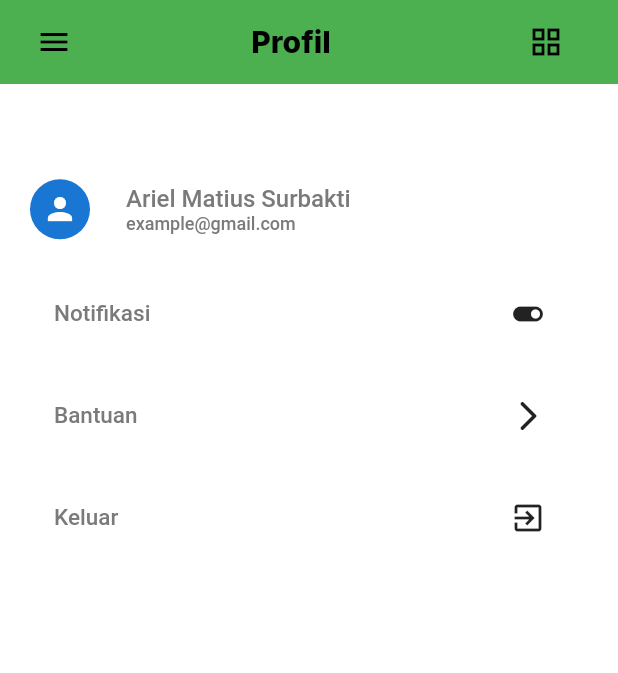
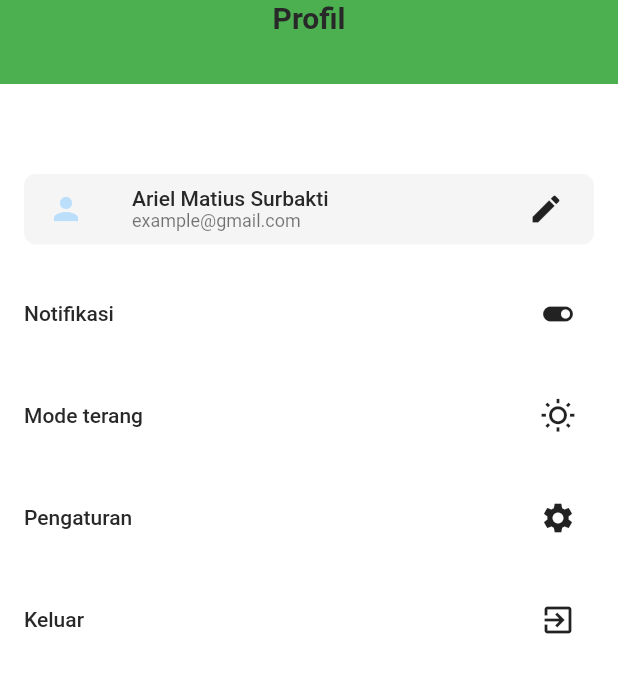
Before and after one commit to MattRiel/pkl-bookstore, a Flutter app: the ProfileScreen screen opened directly, on a phone screen of 412 x 824 dp. Shown: the top 673 px of the screen. Run offline on Flutter 3.47's test engine with Material 2 defaults, Android fonts, the phone set to English and light mode, and no system bars; our stand-ins replace firebase_auth, firebase_core, flutter_otp_text_field, get, google_fonts; accounts and stored records are empty; network calls fail.

Commit message:
style (profile) : Update profile screen style

```diff
--- a/lib/src/features/profile/view/profile_screen.dart
+++ b/lib/src/features/profile/view/profile_screen.dart
@@ -1,68 +1,77 @@
 import 'package:bookstore/src/constants/text_strings.dart';
+import 'package:bookstore/src/features/profile/view/updateprofile_screen.dart';
 import 'package:bookstore/src/features/profile/widgets/profile_top_bar.dart';
 import 'package:bookstore/src/repository/authentication_repository/authentication_repository.dart';
 import 'package:bookstore/src/utils/const_widget/sized_boxed.dart';
 import 'package:flutter/material.dart';
+import 'package:get/get.dart';
 
 import '../../../utils/screen_theme/reusable_theme.dart';
 import '../widgets/profile_btn_widget.dart';
 
-class ProfileScreen extends StatelessWidget {
+class ProfileScreen extends StatefulWidget {
   const ProfileScreen({super.key});
 
   @override
+  State<ProfileScreen> createState() => _ProfileScreenState();
+}
+
+class _ProfileScreenState extends State<ProfileScreen> {
+  @override
   Widget build(BuildContext context) {
+    var isDark = MediaQuery.of(context).platformBrightness == Brightness.dark;
     return Scaffold(
       backgroundColor: ThemeUtils.getBackgroundColor(context),
       appBar: AppBar(
         elevation: 0,
         actions: const [ProfileTopbar()],
-        backgroundColor: Colors.green[500],
+        backgroundColor: ThemeUtils.getNavbarBackgroundColor(context),
       ),
-      body: Padding(
-        padding: const EdgeInsets.symmetric(horizontal: 20.0),
+      body: ListView(
+        physics: NeverScrollableScrollPhysics(),
+        shrinkWrap: true,
+        padding: EdgeInsets.symmetric(horizontal: 16),
+        children: [
+          tHeightSpace(60),
+          Container(
             child: Column(
               children: [
-            const SizedBox(height: 60),
-            Center(
-              child: Container(
-                alignment: Alignment.topCenter,
-                width: MediaQuery.of(context).size.width,
-                child: Column(
-                  children: [
-                    SizedBox(
+                Container(
+                  padding: EdgeInsets.symmetric(horizontal: 8),
+                  decoration: BoxDecoration(
+                    color: isDark ? Colors.transparent : Colors.grey[100],
+                    borderRadius: BorderRadius.circular(8),
+                  ),
                   height: 47,
                   child: Row(
-                        mainAxisAlignment: MainAxisAlignment.start,
+                    mainAxisAlignment: MainAxisAlignment.spaceBetween,
                     children: [
-                          const CircleAvatar(
-                            child: SizedBox(
-                              height: 47,
-                              width: 47,
+                      Row(
+                        children: [
+                          CircleAvatar(
+                            backgroundColor:
+                                isDark ? Colors.grey : Colors.transparent,
                             child: Icon(Icons.person),
                           ),
-                          ),
                           tWidthSpace(24),
-                          const Column(
+                          Column(
                             crossAxisAlignment: CrossAxisAlignment.start,
                             mainAxisAlignment: MainAxisAlignment.center,
                             children: [
-                              Text(
-                                tProfileName,
-                                style: TextStyle(
-                                  fontSize: 16,
-                                  fontWeight: FontWeight.w500,
-                                ),
-                              ),
-                              Text(
-                                tProfileEmail,
-                                style: TextStyle(
-                                  fontSize: 12,
-                                  fontWeight: FontWeight.w500,
-                                ),
-                              ),
+                              Text(tProfileName,
+                                  style: Theme.of(context).textTheme.bodyLarge),
+                              Text(tProfileEmail,
+                                  style: Theme.of(context).textTheme.bodySmall),
                             ],
                           )
+                        ],
+                      ),
+                      IconButton(
+                        icon: Icon(Icons.edit),
+                        onPressed: () {
+                          Get.to(() => UpdateProfileScreen());
+                        },
+                      ),
                     ],
                   ),
                 ),
@@ -70,27 +79,36 @@ class ProfileScreen extends StatelessWidget {
                 ProfileBtn(
                   text: "Notifikasi",
                   icon: Icons.toggle_on_rounded,
-                        onPressed: () {}),
-                    const SizedBox(height: 24),
+                  onPressed: () {},
+                ),
+                tHeightSpace(24),
                 ProfileBtn(
-                        text: "Bantuan",
-                        icon: Icons.arrow_forward_ios_rounded,
-                        onPressed: () {}),
-                    const SizedBox(height: 24),
+                  text: isDark ? "Mode gelap" : "Mode terang",
+                  icon: isDark
+                      ? Icons.dark_mode_outlined
+                      : Icons.wb_sunny_outlined,
+                  onPressed: () {},
+                ),
+                tHeightSpace(24),
+                ProfileBtn(
+                  text: 'Pengaturan',
+                  icon: Icons.settings,
+                  onPressed: () {},
+                ),
+                tHeightSpace(24),
                 ProfileBtn(
                   text: "Keluar",
                   icon: Icons.exit_to_app,
                   onPressed: () {
                     AuthenticationRepository.instance.logout();
-                        }),
-                    const SizedBox(height: 24),
+                  },
+                ),
+                tHeightSpace(24),
               ],
-                ),
             ),
           ),
         ],
       ),
-      ),
     );
   }
 }
--- a/lib/src/features/profile/widgets/profile_btn_widget.dart
+++ b/lib/src/features/profile/widgets/profile_btn_widget.dart
@@ -1,4 +1,3 @@
-import 'package:bookstore/src/features/profile/theme/profile_text_style.dart';
 import 'package:flutter/material.dart';
 
 class ProfileBtn extends StatelessWidget {
@@ -15,24 +14,19 @@ class ProfileBtn extends StatelessWidget {
 
   @override
   Widget build(BuildContext context) {
+    // var isDark = MediaQuery.of(context).platformBrightness == Brightness.dark;
     return Container(
-      decoration: const BoxDecoration(
+      decoration: BoxDecoration(
         borderRadius: BorderRadius.all(Radius.circular(4)),
-        color: Colors.white,
+        // color: isDark ? Colors.grey : Colors.white,
       ),
       height: 44,
-      child: Padding(
-        padding: const EdgeInsets.symmetric(horizontal: 16.0),
-        child: Row(
-          mainAxisAlignment: MainAxisAlignment.spaceBetween,
-          children: [
-            Text(
-              text,
-              style: ProfileTextStyle.profileText,
-            ),
-            IconButton(onPressed: onPressed, icon: Icon(icon)),
-          ],
-        ),
+      child: Row(
+        mainAxisAlignment: MainAxisAlignment.spaceBetween,
+        children: [
+          Text(text, style: Theme.of(context).textTheme.bodyLarge),
+          IconButton(onPressed: onPressed, icon: Icon(icon)),
+        ],
       ),
     );
   }
--- a/lib/src/features/profile/widgets/profile_top_bar.dart
+++ b/lib/src/features/profile/widgets/profile_top_bar.dart
@@ -8,33 +8,15 @@ class ProfileTopbar extends StatelessWidget {
   @override
   Widget build(BuildContext context) {
     return Container(
-      color: Colors.green[500],
+      padding: EdgeInsets.symmetric(horizontal: 24),
       width: MediaQuery.of(context).size.width,
-      child: Padding(
-        padding: const EdgeInsets.only(left: 24, right: 24),
-        child: Row(
-          mainAxisAlignment: MainAxisAlignment.spaceBetween,
-          children: [
-            const Icon(
-              Icons.menu_outlined,
-              color: Colors.black,
+      child: Text(
+        "Profil",
+        textAlign: TextAlign.center,
+        style: Theme.of(context).textTheme.bodyLarge?.copyWith(
+              fontSize: 20,
+              fontWeight: FontWeight.w600,
             ),
-            TextButton(
-              onPressed: () {},
-              child: const Text(
-                "Profil",
-                style: TextStyle(fontSize: 20, color: Colors.black),
-              ),
-            ),
-            IconButton(
-              icon: const Icon(
-                Icons.grid_view_outlined,
-                color: Colors.black,
-              ),
-              onPressed: () {},
-            )
-          ],
-        ),
       ),
     );
   }
```
Lines whose indentation alone changed are shown as unchanged.
